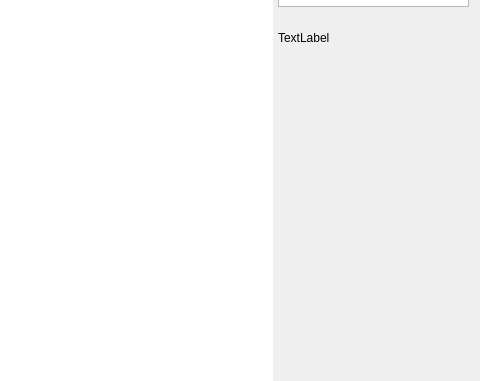
Old version of the form LKV373_RxTest/mainwindow.ui in the repository kripton/LKV373; both pictures show x 1012 to 1492 and y 190 to 571 of the 1492 by 784 pixel window.
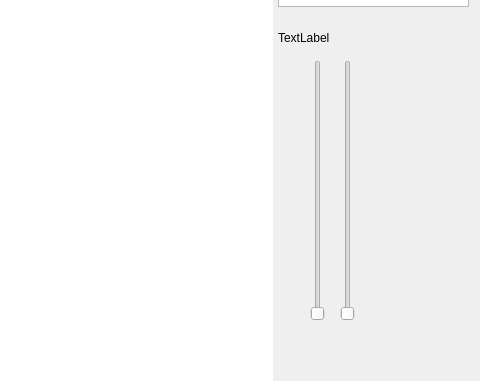
New version of the form.

Commit message: Add a super-simple audio meter to RxTest

What changed in the file:
```diff
--- a/LKV373_RxTest/mainwindow.ui
+++ b/LKV373_RxTest/mainwindow.ui
@@ -59,6 +59,47 @@
      <string>TextLabel</string>
     </property>
    </widget>
+   <widget class="QSlider" name="leftAudioSlider">
+    <property name="enabled">
+     <bool>false</bool>
+    </property>
+    <property name="geometry">
+     <rect>
+      <x>1320</x>
+      <y>250</y>
+      <width>20</width>
+      <height>261</height>
+     </rect>
+    </property>
+    <property name="locale">
+     <locale language="German" country="Austria"/>
+    </property>
+    <property name="maximum">
+     <number>255</number>
+    </property>
+    <property name="orientation">
+     <enum>Qt::Vertical</enum>
+    </property>
+   </widget>
+   <widget class="QSlider" name="rightAudioSlider">
+    <property name="enabled">
+     <bool>false</bool>
+    </property>
+    <property name="geometry">
+     <rect>
+      <x>1350</x>
+      <y>250</y>
+      <width>20</width>
+      <height>261</height>
+     </rect>
+    </property>
+    <property name="maximum">
+     <number>255</number>
+    </property>
+    <property name="orientation">
+     <enum>Qt::Vertical</enum>
+    </property>
+   </widget>
   </widget>
  </widget>
  <layoutdefault spacing="6" margin="11"/>
```
The commit also changes 2 other files.
